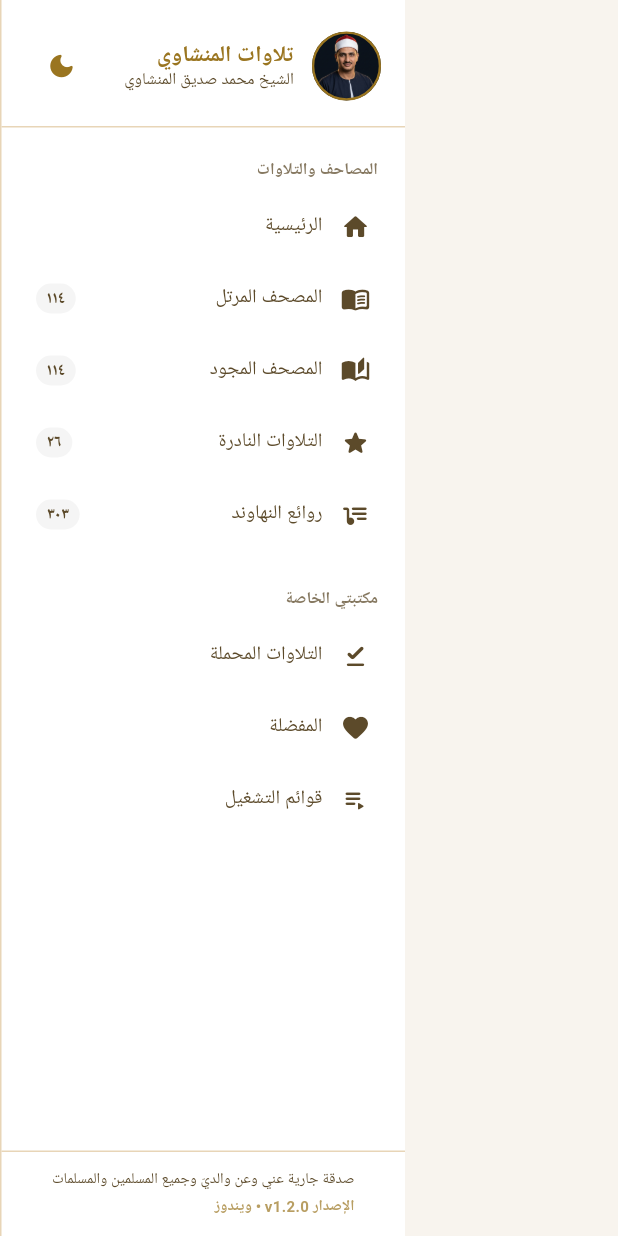
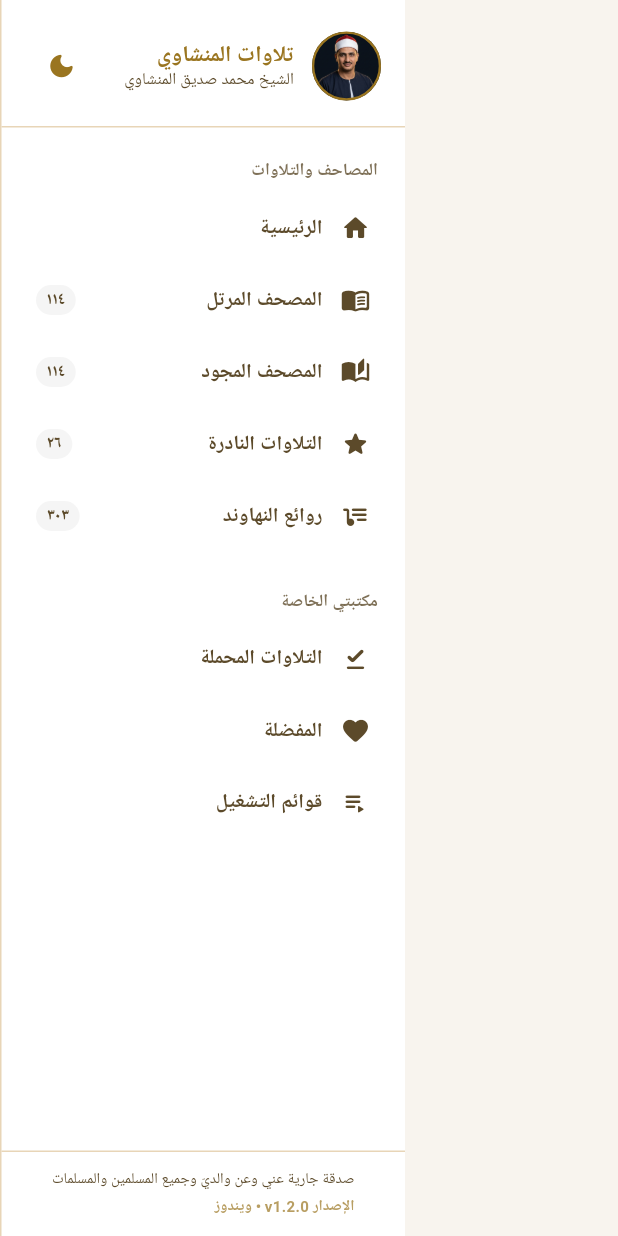
Before and after one commit to a7mdabdoo/minshawi-recitations-app, a Flutter app: the DesktopSidebar widget shown alone on an empty page, opened directly with empty values, after a tap on the "light mode" icon, after a tap on "المصحف المرتل", on a phone screen of 412 x 824 dp. Run offline on Flutter 3.47's test engine with Material 3 defaults, Android fonts, the phone set to English and light mode, and no system bars; our stand-ins replace dio, equatable, flutter_bloc, flutter_svg, get_it, go_router and 7 more; missing offline and left inert: audio_session; accounts and stored records are empty; network calls fail; Roboto replaces fonts that are missing (Cairo); statements that could not run were skipped.

Commit message:
fix(desktop): resolve card overflow, fix window title encoding, and improve desktop player layout

```diff
--- a/lib/core/desktop/desktop_app_shell.dart
+++ b/lib/core/desktop/desktop_app_shell.dart
@@ -28,38 +28,38 @@ class DesktopAppShell extends StatelessWidget {
             return child;
           }
 
-          // 2. Tablet (600px - 900px): Compact NavigationRail + Content + Player Bar
+          // 2. Tablet (600px - 900px): Compact NavigationRail + Content + Bottom Player Bar
           if (width <= Responsive.tabletBreakpoint) {
             return Scaffold(
-              body: Row(
+              body: Column(
                 children: [
-                  DesktopNavigationRail(currentPath: currentPath),
                   Expanded(
-                    child: Column(
+                    child: Row(
                       children: [
+                        DesktopNavigationRail(currentPath: currentPath),
                         Expanded(child: child),
-                        const DesktopPlayerBar(),
                       ],
                     ),
                   ),
+                  const DesktopPlayerBar(),
                 ],
               ),
             );
           }
 
-          // 3. Desktop (> 900px): Full Sidebar + Main Content + Persistent Player Bar
+          // 3. Desktop (> 900px): Full Sidebar + Main Content + Full-width Persistent Player Bar
           return Scaffold(
-            body: Row(
+            body: Column(
               children: [
-                DesktopSidebar(currentPath: currentPath),
                 Expanded(
-                  child: Column(
+                  child: Row(
                     children: [
+                      DesktopSidebar(currentPath: currentPath),
                       Expanded(child: child),
-                      const DesktopPlayerBar(),
                     ],
                   ),
                 ),
+                const DesktopPlayerBar(),
               ],
             ),
           );
--- a/lib/core/desktop/widgets/desktop_sidebar.dart
+++ b/lib/core/desktop/widgets/desktop_sidebar.dart
@@ -206,10 +206,9 @@ class DesktopSidebar extends StatelessWidget {
       child: Text(
         title,
         style: GoogleFonts.cairo(
-          fontSize: 11,
+          fontSize: 11.5,
           fontWeight: FontWeight.w700,
-          color: color.withAlpha(190),
-          letterSpacing: 0.5,
+          color: color.withAlpha(200),
         ),
       ),
     );
@@ -300,8 +299,8 @@ class _SidebarItemState extends State<_SidebarItem> {
                 child: Text(
                   widget.title,
                   style: GoogleFonts.cairo(
-                    fontSize: 13,
-                    fontWeight: isActive ? FontWeight.w700 : FontWeight.w500,
+                    fontSize: 13.5,
+                    fontWeight: isActive ? FontWeight.w700 : FontWeight.w600,
                     color: itemColor,
                   ),
                 ),
--- a/lib/features/recitations/presentation/pages/home_page.dart
+++ b/lib/features/recitations/presentation/pages/home_page.dart
@@ -280,6 +280,7 @@ class _AppBar extends StatelessWidget {
         tooltip: 'الرئيسية',
       ),
       actions: [
+        if (MediaQuery.sizeOf(context).width < 600) ...[
           IconButton(
             icon: Icon(
               Icons.queue_music_rounded,
@@ -306,6 +307,7 @@ class _AppBar extends StatelessWidget {
             tooltip: isDark ? 'الوضع النهاري' : 'الوضع الليلي',
           ),
           const SizedBox(width: 4),
+        ],
       ],
       flexibleSpace: FlexibleSpaceBar(
         titlePadding: const EdgeInsets.only(right: 56, bottom: 16),
@@ -1124,10 +1126,10 @@ class _RecitationList extends StatelessWidget {
         padding: EdgeInsets.fromLTRB(20, 8, 20, bottomInset),
         sliver: SliverGrid(
           gridDelegate: SliverGridDelegateWithMaxCrossAxisExtent(
-            maxCrossAxisExtent: width > 900 ? 380 : 440,
-            mainAxisExtent: 88,
-            crossAxisSpacing: 12,
-            mainAxisSpacing: 12,
+            maxCrossAxisExtent: width > 1300 ? 460 : (width > 900 ? 420 : 460),
+            mainAxisExtent: 96,
+            crossAxisSpacing: 14,
+            mainAxisSpacing: 14,
           ),
           delegate: SliverChildBuilderDelegate(
             (context, index) => _RecitationCard(
@@ -1302,7 +1304,7 @@ class _RecitationCardState extends State<_RecitationCard> {
               ? () => _showDeleteDialog(context, context.read<DownloadCubit>())
               : null,
           child: Padding(
-            padding: const EdgeInsets.symmetric(horizontal: 14, vertical: 12),
+            padding: const EdgeInsets.symmetric(horizontal: 14, vertical: 8),
             child: Row(
               children: [
                 _SurahBadge(
```
Also changed, not shown: 2 other files. Lines whose indentation alone changed are shown as unchanged.
